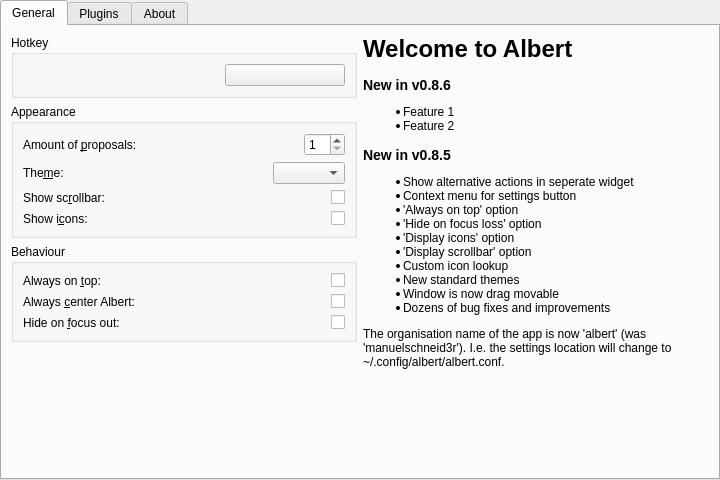
Qt form src/application/settingswidget/settingswidget.ui (albertlauncher/albert) before a commit.
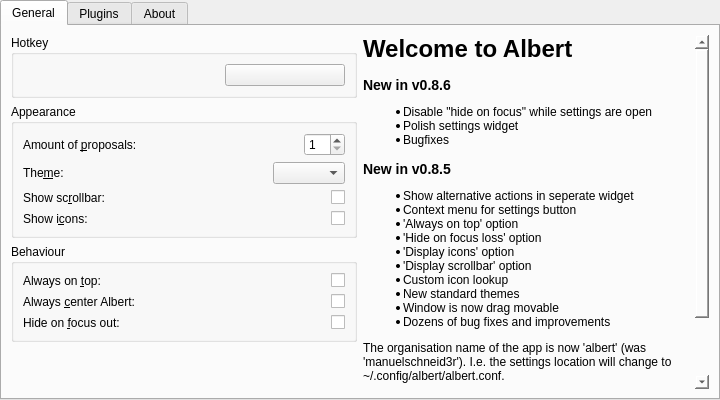
The same form after that commit. Icons and pictures are not drawn. Custom widgets are drawn as their Qt base class.

```diff
--- a/src/application/settingswidget/settingswidget.ui
+++ b/src/application/settingswidget/settingswidget.ui
@@ -2,14 +2,6 @@
 <ui version="4.0">
  <class>SettingsDialog</class>
  <widget class="QWidget" name="SettingsDialog">
-  <property name="geometry">
-   <rect>
-    <x>0</x>
-    <y>0</y>
-    <width>720</width>
-    <height>480</height>
-   </rect>
-  </property>
   <property name="minimumSize">
    <size>
     <width>720</width>
@@ -359,6 +351,9 @@
            <property name="frameShape">
             <enum>QFrame::NoFrame</enum>
            </property>
+           <property name="horizontalScrollBarPolicy">
+            <enum>Qt::ScrollBarAlwaysOff</enum>
+           </property>
            <widget class="QWidget" name="scrollAreaWidgetContents">
             <property name="geometry">
              <rect>
@@ -391,8 +386,9 @@
 
 &lt;h3&gt;New in v0.8.6&lt;/h3&gt;
 &lt;ul&gt;
-&lt;li&gt;Feature 1&lt;/li&gt;
-&lt;li&gt;Feature 2&lt;/li&gt;
+&lt;li&gt;Disable &quot;hide on focus&quot; while settings are open&lt;/li&gt;
+&lt;li&gt;Polish settings widget&lt;/li&gt;
+&lt;li&gt;Bugfixes&lt;/li&gt;
 &lt;/ul&gt;
 
 &lt;h3&gt;New in v0.8.5&lt;/h3&gt;
```
Left out of the diff: 21 changed lines with no effect on the pictures.
